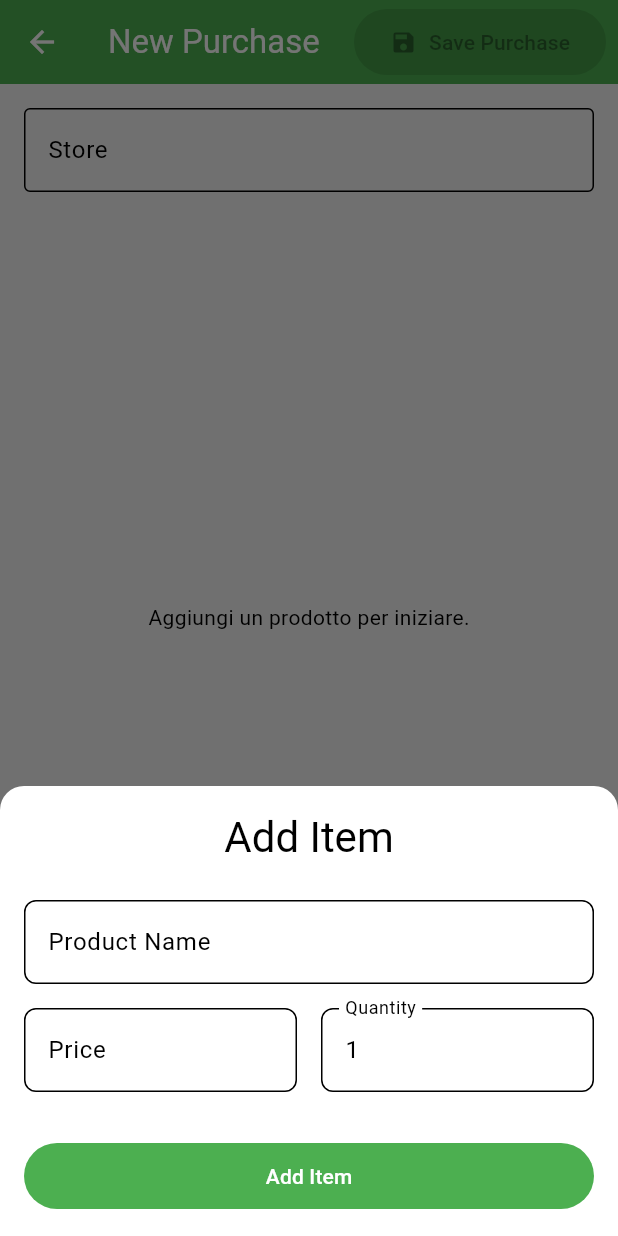
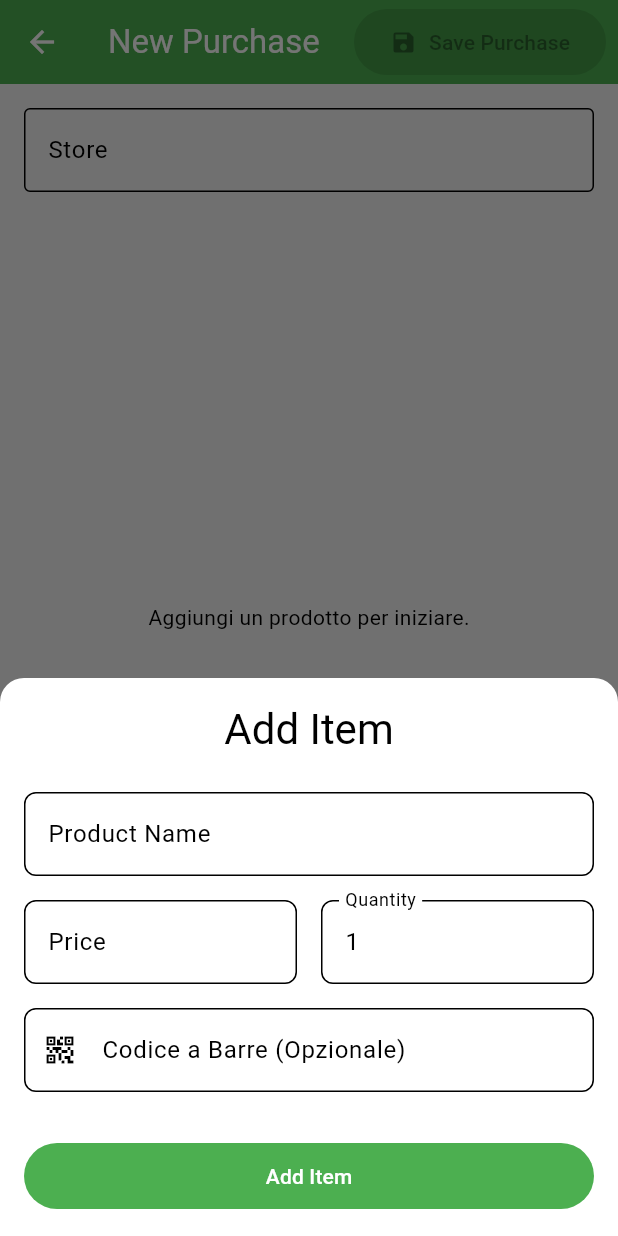
Before and after one commit to fsarta/glufri, a Flutter app: the PurchaseSessionScreen screen opened directly, after a tap on "Add Item", on a phone screen of 412 x 824 dp. Run offline on Flutter 3.47's test engine with Material 3 defaults, Android fonts, the phone set to English and light mode, and no system bars; our stand-ins replace csv, firebase_auth, firebase_core, flutter_riverpod, google_mobile_ads, google_sign_in and 8 more; missing offline and left inert: mobile_scanner; accounts and stored records are empty.

Commit message:
aggiunta campo per codice a barre

```diff
--- a/lib/features/purchase/presentation/screens/purchase_session_screen.dart
+++ b/lib/features/purchase/presentation/screens/purchase_session_screen.dart
@@ -9,7 +9,6 @@ import 'package:glufri/features/purchase/presentation/providers/cart_provider.da
 import 'package:glufri/features/purchase/data/models/purchase_item_model.dart';
 import 'package:glufri/features/purchase/presentation/providers/product_api_provider.dart';
 import 'package:glufri/features/scanner/presentation/screens/barcode_scanner_screen.dart';
-import 'package:glufri/generated/l10n.dart';
 import 'package:image_picker/image_picker.dart';
 import 'package:path_provider/path_provider.dart';
 import 'package:path/path.dart' as p;
@@ -229,6 +228,8 @@ void _showAddItemDialog(
   final l10n = AppLocalizations.of(context)!;
   final formKey = GlobalKey<FormState>();
   final theme = Theme.of(context);
+  // Determina se il barcode proviene da una scansione e quindi non deve essere modificato
+  final bool isFromScan = barcode != null && offProduct != null;
 
   // Controller per i campi di testo. Pre-popolati se si modifica o si scansiona.
   final nameController = TextEditingController(
@@ -239,6 +240,10 @@ void _showAddItemDialog(
   );
   final quantityController = TextEditingController(
     text: item?.quantity.toString().replaceAll('.', ',') ?? '1',
+  );
+
+  final barcodeController = TextEditingController(
+    text: item?.barcode ?? barcode ?? '',
   );
 
   File? _imageFile;
@@ -351,6 +356,20 @@ void _showAddItemDialog(
                         ),
                       ],
                     ),
+                    const SizedBox(height: 16),
+                    // Campo Barcode (nella sua Row separata)
+                    TextFormField(
+                      controller: barcodeController,
+                      readOnly: isFromScan,
+                      decoration: InputDecoration(
+                        labelText: 'Codice a Barre (Opzionale)',
+                        prefixIcon: const Icon(Icons.qr_code_2),
+                        filled: isFromScan,
+                        fillColor: isFromScan
+                            ? theme.disabledColor.withOpacity(0.1)
+                            : null,
+                      ),
+                    ),
                     const SizedBox(height: 32),
                     FilledButton(
                       child: Text(isEditing ? 'Aggiorna' : l10n.addItem),
```
